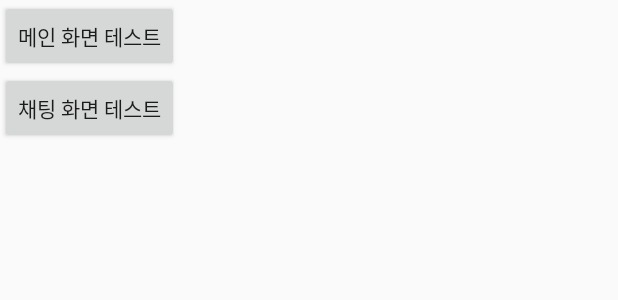
After one commit to Kwak04/Lets-Chat, an Android app: the layout activity_test.xml on its own in the app's theme, with its tools: preview values and no code run, on a phone screen of 412 x 824 dp. The commit adds this screen. Shown: the top 300 px of the screen. Run offline under Robolectric (Android 15) with nearby library versions, the phone set to English and light mode, and no system bars.

Commit message:
fix: Test screen button changed. Created another activity for test.

```diff
--- /dev/null
+++ b/app/src/main/res/layout/activity_test.xml
@@ -0,0 +1,22 @@
+<?xml version="1.0" encoding="utf-8"?>
+<LinearLayout xmlns:android="http://schemas.android.com/apk/res/android"
+    xmlns:app="http://schemas.android.com/apk/res-auto"
+    xmlns:tools="http://schemas.android.com/tools"
+    android:layout_width="match_parent"
+    android:layout_height="match_parent"
+    tools:context=".TestActivity"
+    android:orientation="vertical">
+
+    <Button
+        android:layout_width="wrap_content"
+        android:layout_height="wrap_content"
+        android:text="@string/test_main_screen"
+        android:id="@+id/go_to_main"/>
+
+    <Button
+        android:layout_width="wrap_content"
+        android:layout_height="wrap_content"
+        android:text="@string/test_chat_screen"
+        android:id="@+id/go_to_chat"/>
+
+</LinearLayout>
```
Also changed, not shown: app/src/main/AndroidManifest.xml (+7 -6 lines), app/src/main/java/com/example/soenapp/LoginActivity.java (+7 -14 lines), app/src/main/java/com/example/soenapp/TestActivity.java (added, +39 -0 lines), app/src/main/res/layout/activity_login.xml (+7 -19 lines).
